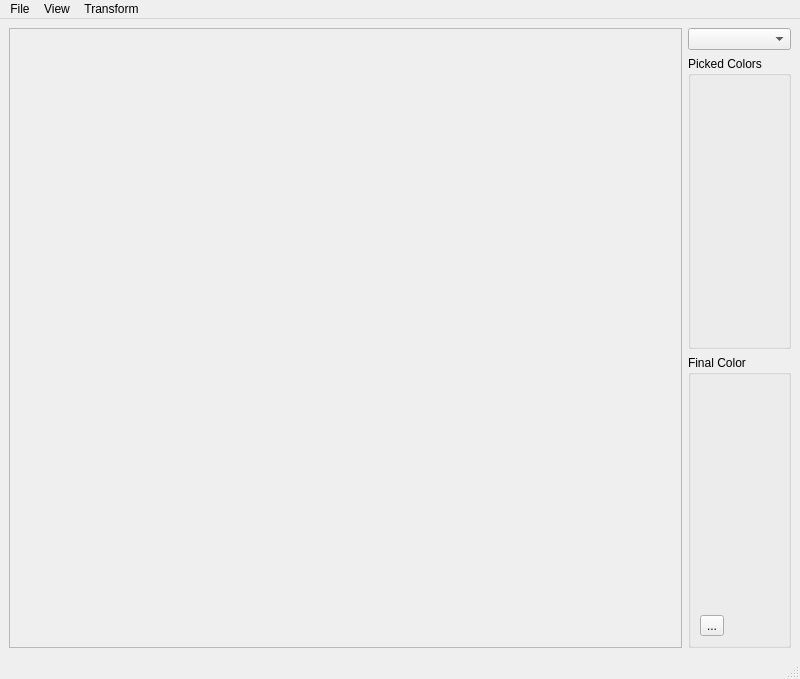
Old version of the form MainWindow.ui in the repository imanolooo/wp3-color-restoration.
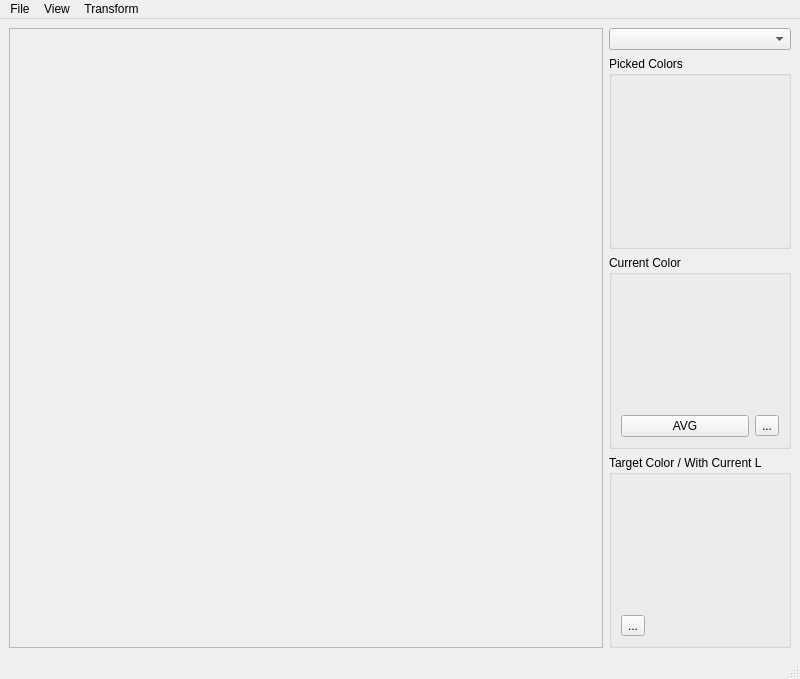
New version of the form.

Commit message: - Color Transformation 2D working with original and final colors - Color Transformation working with image, saving result on a file (viz pending) - Export color transformation to ply

The edit to the form file:
```diff
--- a/MainWindow.ui
+++ b/MainWindow.ui
@@ -27,7 +27,7 @@
           <rect>
            <x>0</x>
            <y>0</y>
-           <width>650</width>
+           <width>545</width>
            <height>613</height>
           </rect>
          </property>
@@ -48,10 +48,44 @@
         </property>
        </widget>
       </item>
+      <item>
+       <widget class="QGroupBox" name="originalColorGroup">
+        <property name="title">
+         <string>Current Color</string>
+        </property>
+        <layout class="QVBoxLayout" name="verticalLayout_3">
+         <item>
+          <widget class="QLabel" name="originalColorLabel">
+           <property name="text">
+            <string/>
+           </property>
+          </widget>
+         </item>
+         <item>
+          <layout class="QHBoxLayout" name="horizontalLayout">
+           <item>
+            <widget class="QPushButton" name="resetOriginalColorButton">
+             <property name="text">
+              <string>AVG</string>
+             </property>
+            </widget>
+           </item>
+           <item>
+            <widget class="QToolButton" name="originalColorButton">
+             <property name="text">
+              <string>...</string>
+             </property>
+            </widget>
+           </item>
+          </layout>
+         </item>
+        </layout>
+       </widget>
+      </item>
       <item>
        <widget class="QGroupBox" name="finalColorGroup">
         <property name="title">
-         <string>Final Color</string>
+         <string>Target Color / With Current L</string>
         </property>
         <layout class="QVBoxLayout" name="verticalLayout">
          <item>
@@ -61,6 +95,13 @@
            </property>
           </widget>
          </item>
+         <item>
+          <widget class="QLabel" name="finalColorWithCurrentLLabel">
+           <property name="text">
+            <string/>
+           </property>
+          </widget>
+         </item>
          <item>
           <widget class="QToolButton" name="finalColorButton">
            <property name="text">
```
Left out of the diff: 14 changed lines with no effect on the pictures. The commit also changes 5 other files.
